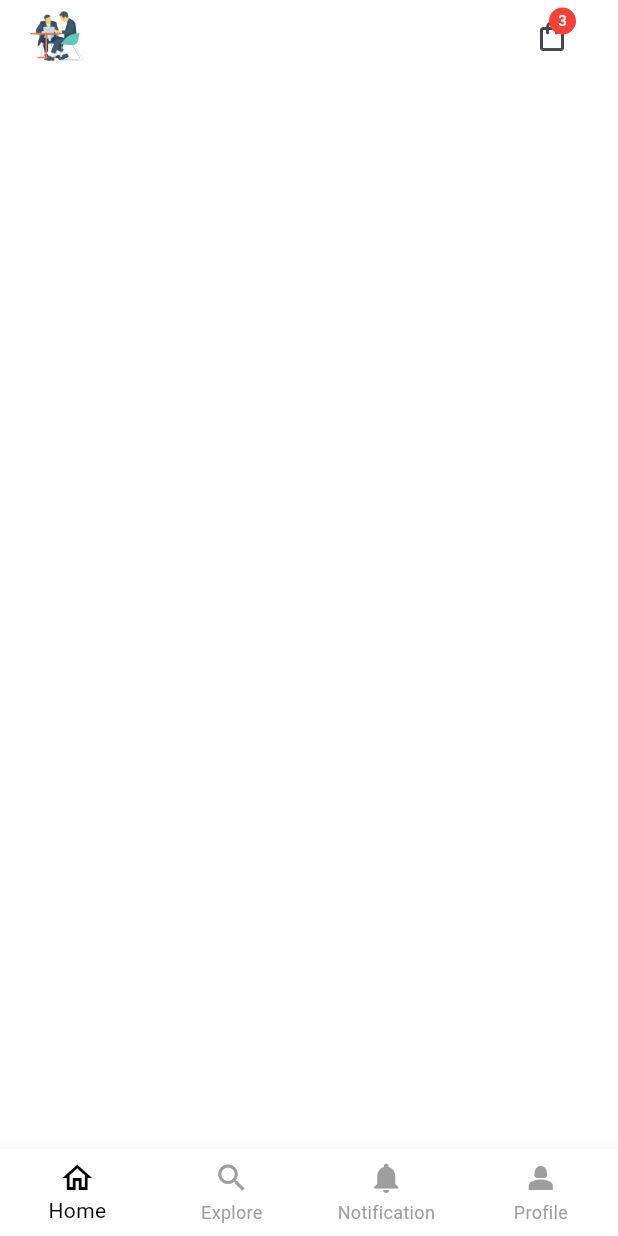
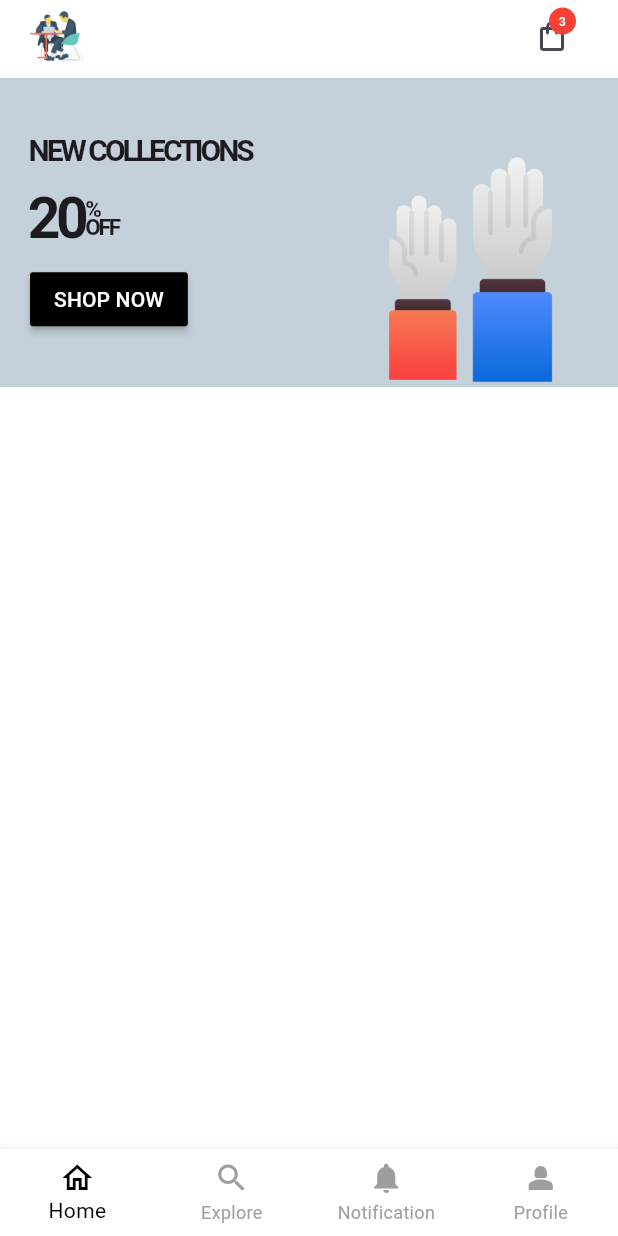
Before and after one commit to Legendary-Folah/e-commerce-practice, a Flutter app: the screen it shows once a user with an empty profile is signed in, on a phone screen of 412 x 824 dp. Run offline on Flutter 3.47's test engine with Material 3 defaults, Android fonts, the phone set to English and light mode, and no system bars; our stand-ins replace cloud_firestore, firebase_auth, firebase_core, firebase_storage, flutter_dotenv, flutter_riverpod and 2 more; accounts and stored records are empty; network calls fail.

Commit message:
feat: home Page

```diff
--- a/lib/Presentation/screens/role_based_login/user/app_home_screen.dart
+++ b/lib/Presentation/screens/role_based_login/user/app_home_screen.dart
@@ -14,15 +14,16 @@ class _AppHomeScreenState extends State<AppHomeScreen> {
     return SafeArea(
       child: Scaffold(
         backgroundColor: ColorsConst.kWhite,
-        body: Padding(
-          padding: EdgeInsetsGeometry.symmetric(horizontal: 20),
-          child: Column(
-            children: [
-              Row(
+        body: Column(
+          children: [
+            Padding(
+              padding: EdgeInsetsGeometry.symmetric(horizontal: 20),
+              child: Row(
                 mainAxisAlignment: MainAxisAlignment.spaceBetween,
                 children: [
                   Image.asset('assets/images/meeting.png', height: 35),
                   Stack(
+                    clipBehavior: Clip.none,
                     children: [
                       IconButton(
                         onPressed: () {},
@@ -39,7 +40,7 @@ class _AppHomeScreenState extends State<AppHomeScreen> {
                               '3',
                               style: TextStyle(
                                 color: ColorsConst.kWhite,
-                                fontSize: 10,
+                                fontSize: 8,
                               ),
                             ),
                           ),
@@ -49,10 +50,98 @@ class _AppHomeScreenState extends State<AppHomeScreen> {
                   ),
                 ],
               ),
-            ],
-          ),
+            ),
+            SizedBox(height: 4),
+            MyBanner(),
+          ],
         ),
       ),
     );
   }
 }
+
+class MyBanner extends StatelessWidget {
+  const MyBanner({super.key});
+
+  @override
+  Widget build(BuildContext context) {
+    Size size = MediaQuery.of(context).size;
+    return Container(
+      height: size.height * 0.25,
+      width: size.width,
+      color: ColorsConst().bannerColor,
+      child: Padding(
+        padding: EdgeInsetsGeometry.symmetric(horizontal: 20),
+        child: Stack(
+          children: [
+            Column(
+              mainAxisAlignment: MainAxisAlignment.center,
+              crossAxisAlignment: CrossAxisAlignment.start,
+              spacing: 3,
+              children: [
+                Text(
+                  'NEW COLLECTIONS',
+                  style: TextStyle(
+                    fontWeight: FontWeight.bold,
+                    fontSize: 20,
+                    letterSpacing: -2,
+                  ),
+                ),
+                Row(
+                  children: [
+                    Text(
+                      '20',
+                      style: TextStyle(
+                        fontWeight: FontWeight.bold,
+                        fontSize: 38,
+                        letterSpacing: -3,
+                      ),
+                    ),
+                    Column(
+                      crossAxisAlignment: CrossAxisAlignment.start,
+                      children: [
+                        Text(
+                          '%',
+                          style: TextStyle(
+                            fontWeight: FontWeight.bold,
+                            fontSize: 15,
+                            letterSpacing: -1.5,
+                            height: 0.8,
+                          ),
+                        ),
+                        Text(
+                          'OFF',
+                          style: TextStyle(
+                            fontWeight: FontWeight.bold,
+                            fontSize: 15,
+                            letterSpacing: -1.5,
+                            height: 0.8,
+                          ),
+                        ),
+                      ],
+                    ),
+                  ],
+                ),
+                MaterialButton(
+                  color: ColorsConst.kBlack,
+                  onPressed: () {},
+                  child: Text(
+                    'SHOP NOW',
+                    style: TextStyle(color: ColorsConst.kWhite),
+                  ),
+                ),
+              ],
+            ),
+            Align(
+              alignment: Alignment.bottomRight,
+              child: Image.asset(
+                'assets/images/democracy.png',
+                height: size.height * 0.19,
+              ),
+            ),
+          ],
+        ),
+      ),
+    );
+  }
+}
--- a/lib/core/colors.dart
+++ b/lib/core/colors.dart
@@ -10,4 +10,5 @@ class ColorsConst {
   static const Color kBlue = Colors.blueAccent;
   static const Color kGreen = Colors.green;
   static const Color kRed = Colors.red;
+  Color bannerColor = Color(0xffc4d1da);
 }
```
